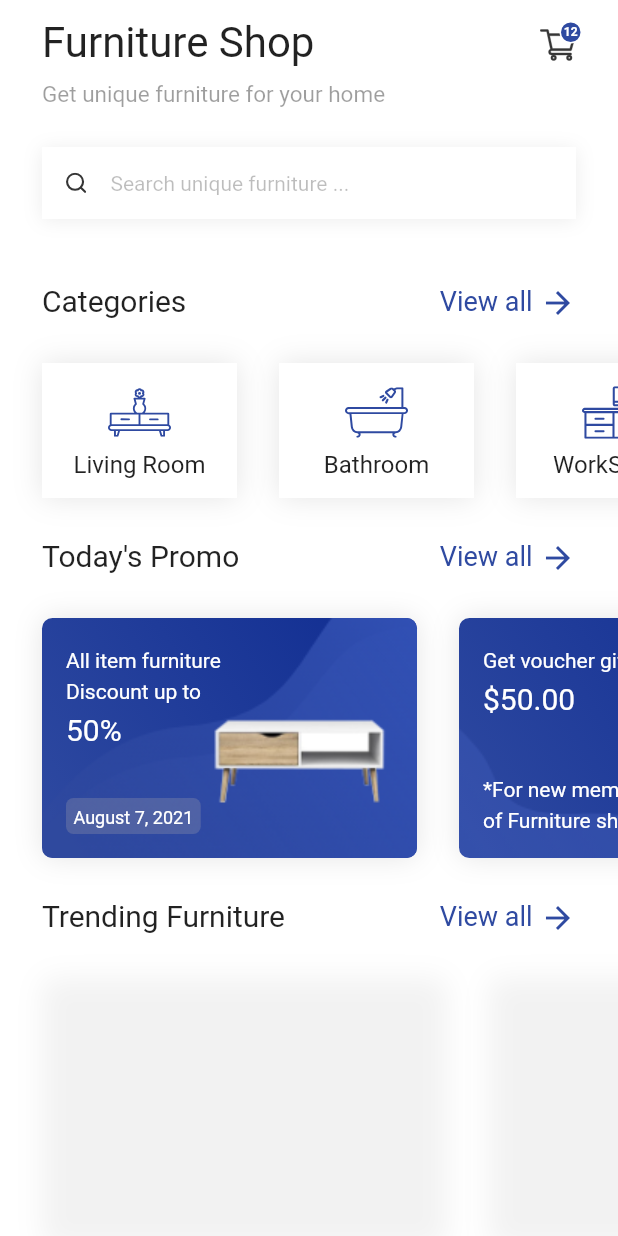
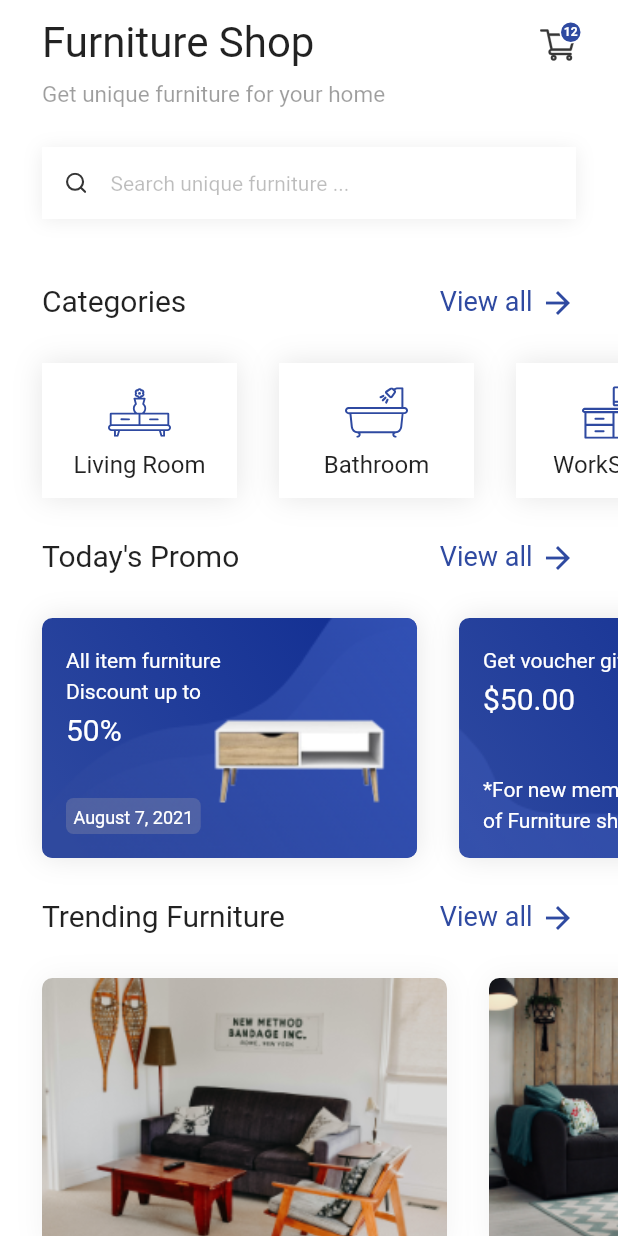
Before and after one commit to jobic10/flutter-furniture-ui, a Flutter app: the screen it shows after launch, on a phone screen of 412 x 824 dp. Run offline on Flutter 3.47's test engine with Material 2 defaults, Android fonts, the phone set to English and light mode, and no system bars; our stand-ins replace flutter_svg.

Commit message:
Body complete

```diff
--- a/lib/widgets/image_card.dart
+++ b/lib/widgets/image_card.dart
@@ -18,6 +18,10 @@ class ImageCard extends StatelessWidget {
             blurRadius: 15,
           )
         ],
+        image: DecorationImage(
+          image: AssetImage(this.imagePath),
+          fit: BoxFit.cover,
+        ),
       ),
     );
   }
```
